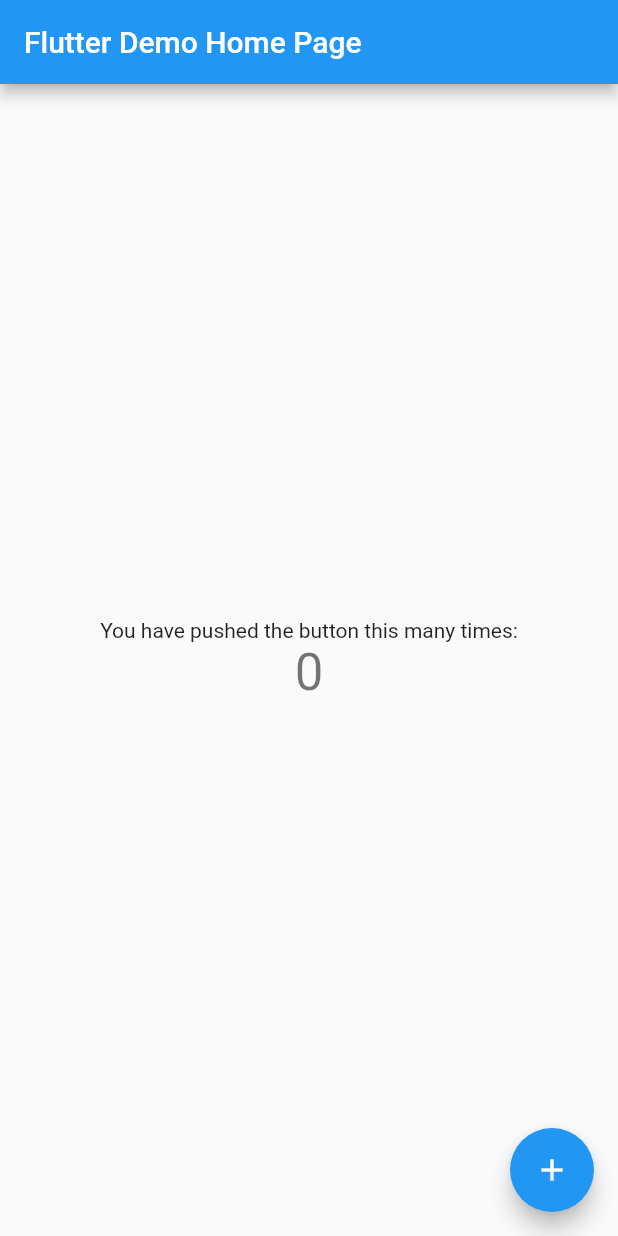
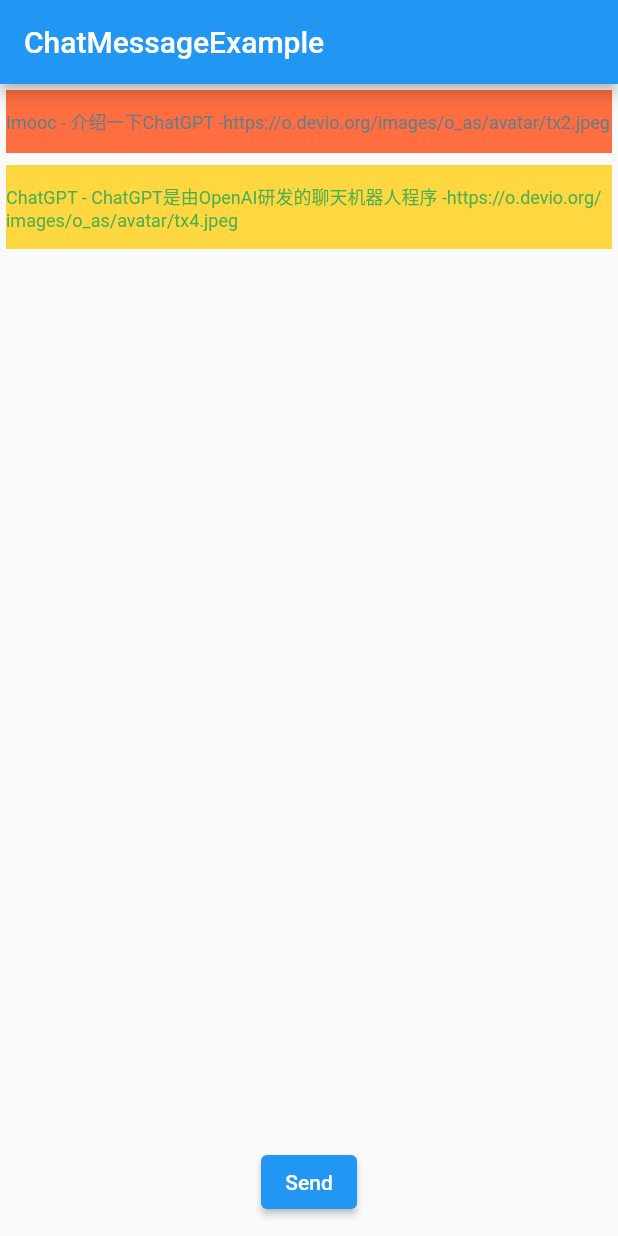
Before and after one commit to haganWu/chat_message, a Flutter app: the screen it shows after launch, on a phone screen of 412 x 824 dp. Run offline on Flutter 3.47's test engine with Material 2 defaults, Android fonts, the phone set to English and light mode, and no system bars.

Commit message:
基于StreamBuild实现简单聊天对话

```diff
--- a/example/lib/main.dart
+++ b/example/lib/main.dart
@@ -1,3 +1,6 @@
+import 'package:chat_message/core/chat_controller.dart';
+import 'package:chat_message/models/message_model.dart';
+import 'package:chat_message/widget/chat_list.dart';
 import 'package:flutter/material.dart';
 
 void main() {
@@ -7,40 +10,20 @@ void main() {
 class MyApp extends StatelessWidget {
   const MyApp({Key? key}) : super(key: key);
 
-  // This widget is the root of your application.
   @override
   Widget build(BuildContext context) {
     return MaterialApp(
-      title: 'Flutter Demo',
+      title: 'ChatMessageExample',
       theme: ThemeData(
-        // This is the theme of your application.
-        //
-        // Try running your application with "flutter run". You'll see the
-        // application has a blue toolbar. Then, without quitting the app, try
-        // changing the primarySwatch below to Colors.green and then invoke
-        // "hot reload" (press "r" in the console where you ran "flutter run",
-        // or simply save your changes to "hot reload" in a Flutter IDE).
-        // Notice that the counter didn't reset back to zero; the application
-        // is not restarted.
         primarySwatch: Colors.blue,
       ),
-      home: const MyHomePage(title: 'Flutter Demo Home Page'),
+      home: const MyHomePage(title: 'ChatMessageExample'),
     );
   }
 }
 
 class MyHomePage extends StatefulWidget {
   const MyHomePage({Key? key, required this.title}) : super(key: key);
-
-  // This widget is the home page of your application. It is stateful, meaning
-  // that it has a State object (defined below) that contains fields that affect
-  // how it looks.
-
-  // This class is the configuration for the state. It holds the values (in this
-  // case the title) provided by the parent (in this case the App widget) and
-  // used by the build method of the State. Fields in a Widget subclass are
-  // always marked "final".
-
   final String title;
 
   @override
@@ -48,68 +31,44 @@ class MyHomePage extends StatefulWidget {
 }
 
 class _MyHomePageState extends State<MyHomePage> {
-  int _counter = 0;
+  int count = 0;
+  final List<MessageModel> _messageList = [
+    MessageModel(ownerType: OwnerType.receiver, content: 'ChatGPT是由OpenAI研发的聊天机器人程序', createdAt: DateTime.parse('2023-06-20 08:08:08').millisecondsSinceEpoch, id: 2, avatar: 'https://o.devio.org/images/o_as/avatar/tx4.jpeg', ownerName: 'ChatGPT'),
+    MessageModel(ownerType: OwnerType.sender, content: '介绍一下ChatGPT', createdAt: DateTime.parse('2023-06-20 18:18:18').millisecondsSinceEpoch, id: 1, avatar: 'https://o.devio.org/images/o_as/avatar/tx2.jpeg', ownerName: 'Imooc'),
+  ];
 
-  void _incrementCounter() {
-    setState(() {
-      // This call to setState tells the Flutter framework that something has
-      // changed in this State, which causes it to rerun the build method below
-      // so that the display can reflect the updated values. If we changed
-      // _counter without calling setState(), then the build method would not be
-      // called again, and so nothing would appear to happen.
-      _counter++;
-    });
+  late ChatController chatController;
+
+  @override
+  void initState() {
+    super.initState();
+    chatController = ChatController(initialMessageList: _messageList, scrollController: ScrollController());
   }
 
   @override
   Widget build(BuildContext context) {
-    // This method is rerun every time setState is called, for instance as done
-    // by the _incrementCounter method above.
-    //
-    // The Flutter framework has been optimized to make rerunning build methods
-    // fast, so that you can just rebuild anything that needs updating rather
-    // than having to individually change instances of widgets.
     return Scaffold(
       appBar: AppBar(
-        // Here we take the value from the MyHomePage object that was created by
-        // the App.build method, and use it to set our appbar title.
         title: Text(widget.title),
       ),
-      body: Center(
-        // Center is a layout widget. It takes a single child and positions it
-        // in the middle of the parent.
-        child: Column(
-          // Column is also a layout widget. It takes a list of children and
-          // arranges them vertically. By default, it sizes itself to fit its
-          // children horizontally, and tries to be as tall as its parent.
-          //
-          // Invoke "debug painting" (press "p" in the console, choose the
-          // "Toggle Debug Paint" action from the Flutter Inspector in Android
-          // Studio, or the "Toggle Debug Paint" command in Visual Studio Code)
-          // to see the wireframe for each widget.
-          //
-          // Column has various properties to control how it sizes itself and
-          // how it positions its children. Here we use mainAxisAlignment to
-          // center the children vertically; the main axis here is the vertical
-          // axis because Columns are vertical (the cross axis would be
-          // horizontal).
-          mainAxisAlignment: MainAxisAlignment.center,
-          children: <Widget>[
-            const Text(
-              'You have pushed the button this many times:',
-            ),
-            Text(
-              '$_counter',
-              style: Theme.of(context).textTheme.headline4,
-            ),
-          ],
-        ),
+      body: Column(
+        children: [
+          Expanded(child: ChatList(chatController: chatController)),
+          Row(
+            mainAxisAlignment:MainAxisAlignment.spaceAround ,
+            children: [ElevatedButton(onPressed: _send, child: const Text('Send'))],
+          ),
+          const SizedBox(height: 12,)
+        ],
       ),
-      floatingActionButton: FloatingActionButton(
-        onPressed: _incrementCounter,
-        tooltip: 'Increment',
-        child: const Icon(Icons.add),
-      ), // This trailing comma makes auto-formatting nicer for build methods.
     );
   }
+
+  void _send() {
+    count++;
+    chatController.addMessage(MessageModel(ownerType: OwnerType.sender, content: 'Hello-$count', createdAt: DateTime.now().millisecondsSinceEpoch, id: count+2, avatar: 'https://o.devio.org/images/o_as/avatar/tx2.jpeg', ownerName: 'Imooc'));
+    Future.delayed(const Duration(milliseconds: 2000),(){chatController.addMessage(
+      MessageModel(ownerType: OwnerType.receiver, content: 'ChatGPT Response - $count', createdAt: DateTime.now().millisecondsSinceEpoch, id: count+3, avatar: 'https://o.devio.org/images/o_as/avatar/tx4.jpeg', ownerName: 'ChatGPT'),
+    );});
+  }
 }
--- a/example/pubspec.yaml
+++ b/example/pubspec.yaml
@@ -30,10 +30,13 @@ dependencies:
   flutter:
     sdk: flutter
 
-
   # The following adds the Cupertino Icons font to your application.
   # Use with the CupertinoIcons class for iOS style icons.
   cupertino_icons: ^1.0.2
+
+  # 组件化依赖
+  chat_message:
+    path: ../
 
 dev_dependencies:
   flutter_test:
--- /dev/null
+++ b/lib/core/chat_controller.dart
@@ -0,0 +1,50 @@
+import 'dart:async';
+
+import 'package:chat_message/models/message_model.dart';
+import 'package:flutter/widgets.dart';
+
+class ChatController implements IChatController {
+  // 初始化数据
+  final List<MessageModel> initialMessageList;
+  final ScrollController scrollController;
+
+  ChatController({required this.initialMessageList, required this.scrollController});
+
+  StreamController<List<MessageModel>> messageStreamController = StreamController();
+
+  void dispose(){
+    messageStreamController.close();
+    scrollController.dispose();
+  }
+
+  void widgetReady(){
+    if(!messageStreamController.isClosed) {
+      messageStreamController.sink.add(initialMessageList);
+    }
+
+    if(initialMessageList.isNotEmpty) {
+      scrollToLastMessage();
+    }
+  }
+
+  @override
+  void addMessage(MessageModel messageModel) {
+    if(messageStreamController.isClosed) return;
+    initialMessageList.insert(0, messageModel);
+    messageStreamController.sink.add(initialMessageList);
+    scrollToLastMessage();
+  }
+
+  @override
+  void loadMoreData(List<MessageModel> messageList) {}
+
+  void scrollToLastMessage() {
+    // TODO
+  }
+}
+
+abstract class IChatController {
+  void addMessage(MessageModel messageModel);
+
+  void loadMoreData(List<MessageModel> messageList);
+}
--- /dev/null
+++ b/lib/models/message_model.dart
@@ -0,0 +1,45 @@
+import 'package:flutter/cupertino.dart';
+
+enum OwnerType { receiver, sender }
+
+/// 枚举 - String 转换
+OwnerType _of(String name) {
+  if (name == OwnerType.receiver.toString()) {
+    return OwnerType.receiver;
+  } else {
+    return OwnerType.sender;
+  }
+}
+
+class MessageModel {
+  final int? id;
+  // 避免添加数据的时候重新刷新问题
+  final GlobalKey key;
+  // 消息发送方/接收方标识，用于决定消息展示在哪一侧
+  final OwnerType ownerType;
+  // 消息发送方姓名
+  final String? ownerName;
+  // 头像URL
+  final String? avatar;
+  // 内容
+  final String content;
+
+  // 时间
+  final int createdAt;
+
+  // 是否展示创建时间
+  bool showCreateTime;
+
+  MessageModel({this.id, required this.ownerType, this.ownerName, this.avatar, required this.content, required this.createdAt, this.showCreateTime = false}) : key = GlobalKey();
+
+  factory MessageModel.fromJson(Map<String, dynamic> json) => MessageModel(ownerType: _of(json['ownerType']), content: json['content'], createdAt: json['createAt'], ownerName: json['ownerName'], avatar: json['avatar'], id: json['id']);
+
+  Map<String, dynamic> toJSon() => {
+        'id': id,
+        'ownerType': ownerType.toString(),
+        'content': content,
+        'createAt': createdAt,
+        'ownerName': ownerName,
+        'avatar': avatar,
+      };
+}
--- /dev/null
+++ b/lib/widget/chat_list.dart
@@ -0,0 +1,69 @@
+import 'package:chat_message/core/chat_controller.dart';
+import 'package:chat_message/models/message_model.dart';
+import 'package:flutter/material.dart';
+
+class ChatList extends StatefulWidget {
+  final ChatController chatController;
+  final EdgeInsetsGeometry? padding;
+
+  const ChatList({Key? key, required this.chatController, this.padding}) : super(key: key);
+
+  @override
+  State<ChatList> createState() => _ChatListState();
+}
+
+class _ChatListState extends State<ChatList> {
+  ChatController get chatController => widget.chatController;
+
+  ScrollController get scrollController => chatController.scrollController;
+
+  Widget get _chatStreamBuilder => StreamBuilder<List<MessageModel>>(
+      stream: chatController.messageStreamController.stream,
+      builder: (BuildContext context, AsyncSnapshot<List<MessageModel>> snapshot) {
+        return snapshot.connectionState == ConnectionState.active
+            ? ListView.builder(
+                shrinkWrap: true,
+                reverse: true,
+                padding: widget.padding,
+                controller: scrollController,
+                itemCount: snapshot.data?.length ?? 0,
+                itemBuilder: (BuildContext context, int index) {
+                  var model = snapshot.data![index];
+                  // TODO
+                  return _buildMessageWidget(key: model.key, message: model);
+                })
+            : const Center(
+                child: CircularProgressIndicator(),
+              );
+      });
+
+  @override
+  void initState() {
+    super.initState();
+    chatController.widgetReady();
+  }
+
+  @override
+  void dispose() {
+    chatController.dispose();
+    super.dispose();
+  }
+
+  @override
+  Widget build(BuildContext context) {
+    // 配合ListView的shrinkWrap: true使用，解决数据较少时数据底部对齐的问题
+    return Align(
+      alignment: Alignment.topCenter,
+      child: _chatStreamBuilder,
+    );
+  }
+
+  Widget _buildMessageWidget({required GlobalKey<State<StatefulWidget>> key, required MessageModel message}) {
+    return Container(
+      margin: const EdgeInsets.all(4),
+      padding: const EdgeInsets.only(top: 12, bottom: 12),
+      decoration: BoxDecoration(color: message.ownerType == OwnerType.receiver ? Colors.amberAccent : Colors.deepOrangeAccent),
+      child: Text('${message.ownerName} - ${message.content} -${message.avatar}', style: TextStyle(fontSize: 12, color: message.ownerType == OwnerType.receiver ? Colors.green : Colors.blueGrey)),
+    );
+  }
+}
```
Also changed, not shown: example/pubspec.lock, 1 other file.
